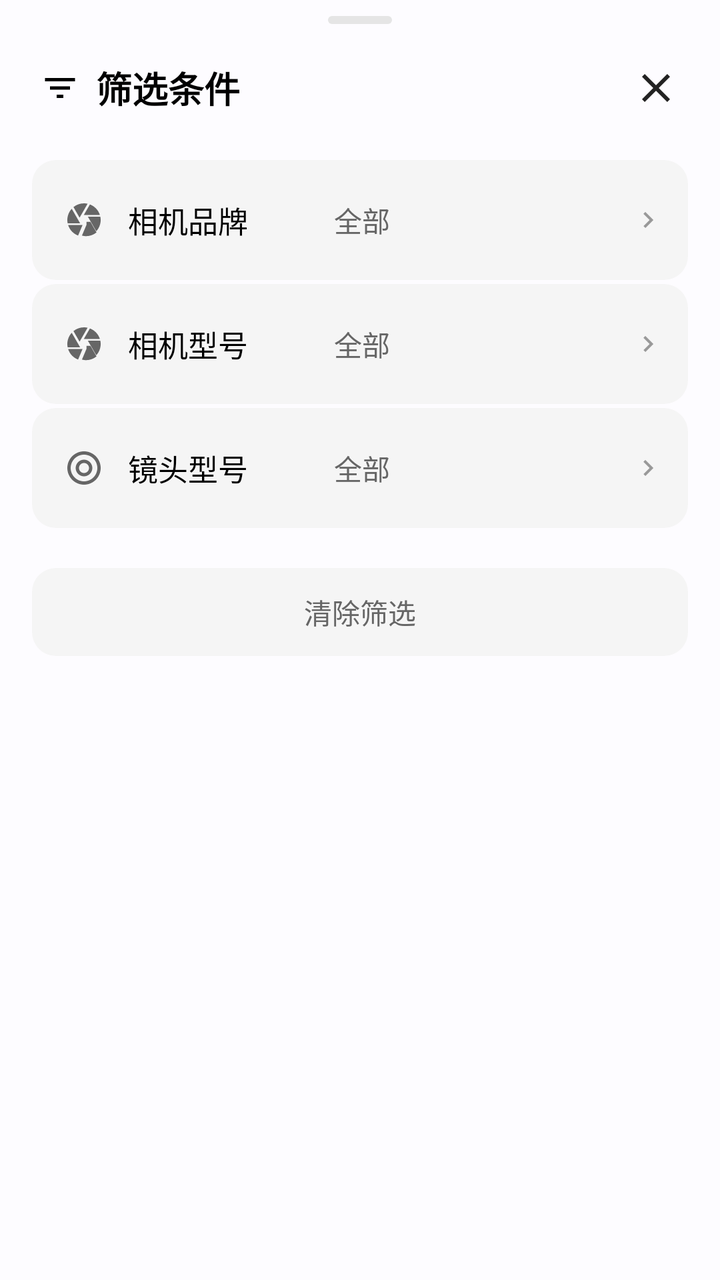
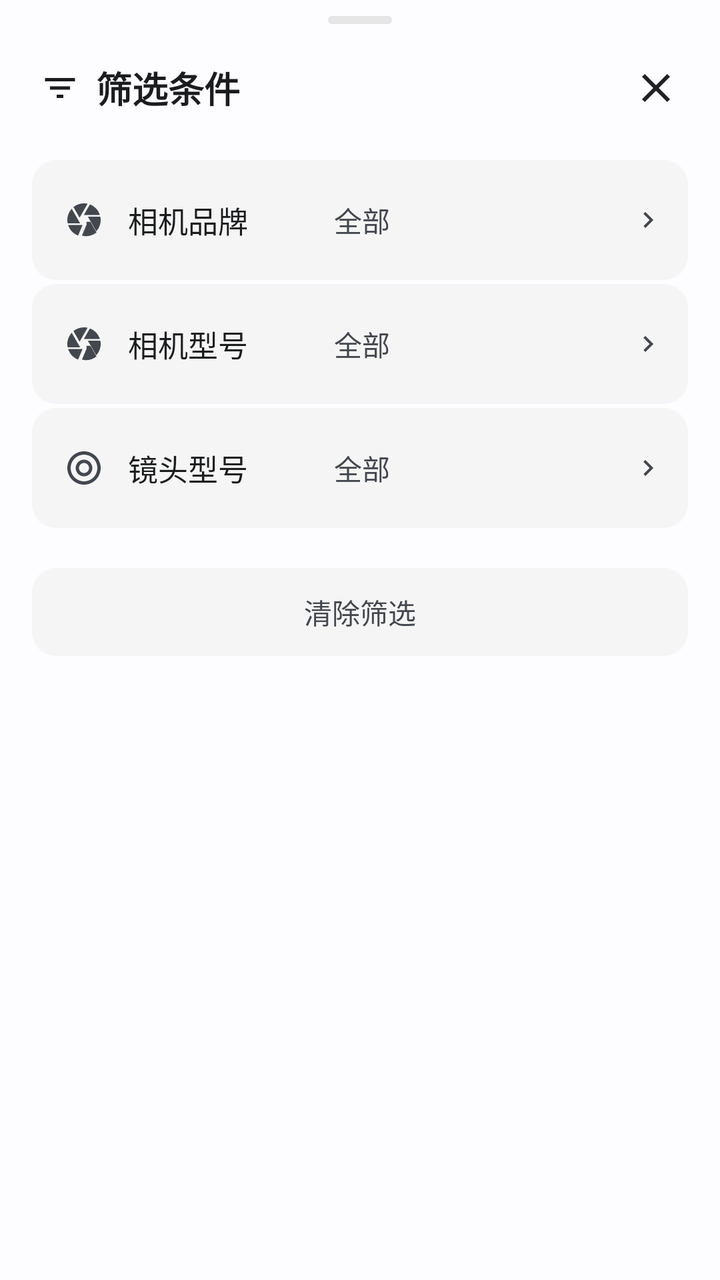

Two renders of the same Android screen: before a commit and after it. Below are the layout's source before the change and the commit's diff.
<!-- AndroidManifest.xml: application theme Theme.StarGallery -->
<!-- res/layout/layout_bottom_sheet_filter.xml -->
<?xml version="1.0" encoding="utf-8"?>
<FrameLayout xmlns:android="http://schemas.android.com/apk/res/android"
    xmlns:app="http://schemas.android.com/apk/res-auto"
    android:layout_width="match_parent"
    android:layout_height="wrap_content">

    
    <LinearLayout
        android:id="@+id/mainView"
        android:layout_width="match_parent"
        android:layout_height="wrap_content"
        android:orientation="vertical"
        android:paddingTop="8dp"
        android:paddingBottom="32dp">

        
        <View
            android:layout_width="32dp"
            android:layout_height="4dp"
            android:layout_gravity="center_horizontal"
            android:layout_marginBottom="12dp"
            android:background="@drawable/bg_drag_handle" />

        
        <LinearLayout
            android:layout_width="match_parent"
            android:layout_height="wrap_content"
            android:gravity="center_vertical"
            android:orientation="horizontal"
            android:paddingStart="20dp"
            android:paddingEnd="12dp"
            android:paddingBottom="16dp">

            <ImageView
                android:layout_width="20dp"
                android:layout_height="20dp"
                android:layout_marginEnd="8dp"
                android:src="@drawable/ic_filter"
                app:tint="@color/text_primary" />

            <TextView
                android:layout_width="0dp"
                android:layout_height="wrap_content"
                android:layout_weight="1"
                android:text="@string/filter_title"
                android:textColor="@color/text_primary"
                android:textSize="18sp"
                android:textStyle="bold" />

            <ImageButton
                android:id="@+id/btnClose"
                android:layout_width="40dp"
                android:layout_height="40dp"
                android:background="?attr/selectableItemBackgroundBorderless"
                android:contentDescription="@string/cancel"
                android:src="@drawable/ic_close" />
        </LinearLayout>

        
        <androidx.constraintlayout.widget.ConstraintLayout
            android:id="@+id/rowCameraMake"
            android:layout_width="match_parent"
            android:layout_height="60dp"
            android:layout_marginStart="16dp"
            android:layout_marginEnd="16dp"
            android:layout_marginBottom="2dp"
            android:background="@drawable/bg_filter_row"
            android:paddingStart="16dp"
            android:paddingEnd="12dp">

            <ImageView
                android:id="@+id/ivCameraMakeIcon"
                android:layout_width="20dp"
                android:layout_height="20dp"
                android:src="@drawable/ic_camera"
                app:layout_constraintBottom_toBottomOf="parent"
                app:layout_constraintStart_toStartOf="parent"
                app:layout_constraintTop_toTopOf="parent"
                app:tint="@color/text_secondary" />

            <TextView
                android:layout_width="wrap_content"
                android:layout_height="wrap_content"
                android:layout_marginStart="12dp"
                android:text="@string/filter_camera_make"
                android:textColor="@color/text_primary"
                android:textSize="15sp"
                app:layout_constraintBottom_toBottomOf="parent"
                app:layout_constraintStart_toEndOf="@+id/ivCameraMakeIcon"
                app:layout_constraintTop_toTopOf="parent" />

            <TextView
                android:id="@+id/tvCameraMakeValue"
                android:layout_width="0dp"
                android:layout_height="wrap_content"
                android:layout_marginEnd="6dp"
                android:ellipsize="end"
                android:maxLines="1"
                android:text="@string/filter_all"
                android:textColor="@color/text_secondary"
                android:textSize="14sp"
                app:layout_constraintBottom_toBottomOf="parent"
                app:layout_constraintEnd_toStartOf="@+id/ivArrowMake"
                app:layout_constraintTop_toTopOf="parent"
                app:layout_constraintHorizontal_bias="0"
                app:layout_constraintHorizontal_chainStyle="packed"
                app:layout_constraintStart_toEndOf="@+id/guidelineCenter" />

            <androidx.constraintlayout.widget.Guideline
                android:id="@+id/guidelineCenter"
                android:layout_width="wrap_content"
                android:layout_height="wrap_content"
                android:orientation="vertical"
                app:layout_constraintGuide_percent="0.45" />

            <ImageView
                android:id="@+id/ivArrowMake"
                android:layout_width="16dp"
                android:layout_height="16dp"
                android:src="@drawable/ic_arrow_right"
                app:layout_constraintBottom_toBottomOf="parent"
                app:layout_constraintEnd_toEndOf="parent"
                app:layout_constraintTop_toTopOf="parent"
                app:tint="@color/text_tertiary" />
        </androidx.constraintlayout.widget.ConstraintLayout>

        
        <androidx.constraintlayout.widget.ConstraintLayout
            android:id="@+id/rowCameraModel"
            android:layout_width="match_parent"
            android:layout_height="60dp"
            android:layout_marginStart="16dp"
            android:layout_marginEnd="16dp"
            android:layout_marginBottom="2dp"
            android:background="@drawable/bg_filter_row"
            android:paddingStart="16dp"
            android:paddingEnd="12dp">

            <ImageView
                android:id="@+id/ivCameraModelIcon"
                android:layout_width="20dp"
                android:layout_height="20dp"
                android:src="@drawable/ic_camera"
                app:layout_constraintBottom_toBottomOf="parent"
                app:layout_constraintStart_toStartOf="parent"
                app:layout_constraintTop_toTopOf="parent"
                app:tint="@color/text_secondary" />

            <TextView
                android:layout_width="wrap_content"
                android:layout_height="wrap_content"
                android:layout_marginStart="12dp"
                android:text="@string/filter_camera_model"
                android:textColor="@color/text_primary"
                android:textSize="15sp"
                app:layout_constraintBottom_toBottomOf="parent"
                app:layout_constraintStart_toEndOf="@+id/ivCameraModelIcon"
                app:layout_constraintTop_toTopOf="parent" />

            <TextView
                android:id="@+id/tvCameraModelValue"
                android:layout_width="0dp"
                android:layout_height="wrap_content"
                android:layout_marginEnd="6dp"
                android:ellipsize="end"
                android:maxLines="1"
                android:text="@string/filter_all"
                android:textColor="@color/text_secondary"
                android:textSize="14sp"
                app:layout_constraintBottom_toBottomOf="parent"
                app:layout_constraintEnd_toStartOf="@+id/ivArrowModel"
                app:layout_constraintTop_toTopOf="parent"
                app:layout_constraintStart_toEndOf="@+id/guidelineCenter2" />

            <androidx.constraintlayout.widget.Guideline
                android:id="@+id/guidelineCenter2"
                android:layout_width="wrap_content"
                android:layout_height="wrap_content"
                android:orientation="vertical"
                app:layout_constraintGuide_percent="0.45" />

            <ImageView
                android:id="@+id/ivArrowModel"
                android:layout_width="16dp"
                android:layout_height="16dp"
                android:src="@drawable/ic_arrow_right"
                app:layout_constraintBottom_toBottomOf="parent"
                app:layout_constraintEnd_toEndOf="parent"
                app:layout_constraintTop_toTopOf="parent"
                app:tint="@color/text_tertiary" />
        </androidx.constraintlayout.widget.ConstraintLayout>

        
        <androidx.constraintlayout.widget.ConstraintLayout
            android:id="@+id/rowLens"
            android:layout_width="match_parent"
            android:layout_height="60dp"
            android:layout_marginStart="16dp"
            android:layout_marginEnd="16dp"
            android:background="@drawable/bg_filter_row"
            android:paddingStart="16dp"
            android:paddingEnd="12dp">

            <ImageView
                android:id="@+id/ivLensIcon"
                android:layout_width="20dp"
                android:layout_height="20dp"
                android:src="@drawable/ic_lens"
                app:layout_constraintBottom_toBottomOf="parent"
                app:layout_constraintStart_toStartOf="parent"
                app:layout_constraintTop_toTopOf="parent"
                app:tint="@color/text_secondary" />

            <TextView
                android:layout_width="wrap_content"
                android:layout_height="wrap_content"
                android:layout_marginStart="12dp"
                android:text="@string/filter_lens"
                android:textColor="@color/text_primary"
                android:textSize="15sp"
                app:layout_constraintBottom_toBottomOf="parent"
                app:layout_constraintStart_toEndOf="@+id/ivLensIcon"
                app:layout_constraintTop_toTopOf="parent" />

            <TextView
                android:id="@+id/tvLensValue"
                android:layout_width="0dp"
                android:layout_height="wrap_content"
                android:layout_marginEnd="6dp"
                android:ellipsize="end"
                android:maxLines="1"
                android:text="@string/filter_all"
                android:textColor="@color/text_secondary"
                android:textSize="14sp"
                app:layout_constraintBottom_toBottomOf="parent"
                app:layout_constraintEnd_toStartOf="@+id/ivArrowLens"
                app:layout_constraintTop_toTopOf="parent"
                app:layout_constraintStart_toEndOf="@+id/guidelineCenter3" />

            <androidx.constraintlayout.widget.Guideline
                android:id="@+id/guidelineCenter3"
                android:layout_width="wrap_content"
                android:layout_height="wrap_content"
                android:orientation="vertical"
                app:layout_constraintGuide_percent="0.45" />

            <ImageView
                android:id="@+id/ivArrowLens"
                android:layout_width="16dp"
                android:layout_height="16dp"
                android:src="@drawable/ic_arrow_right"
                app:layout_constraintBottom_toBottomOf="parent"
                app:layout_constraintEnd_toEndOf="parent"
                app:layout_constraintTop_toTopOf="parent"
                app:tint="@color/text_tertiary" />
        </androidx.constraintlayout.widget.ConstraintLayout>

        
        <TextView
            android:id="@+id/btnClear"
            android:layout_width="match_parent"
            android:layout_height="44dp"
            android:layout_marginStart="16dp"
            android:layout_marginTop="20dp"
            android:layout_marginEnd="16dp"
            android:background="@drawable/bg_filter_clear"
            android:gravity="center"
            android:text="@string/filter_clear"
            android:textColor="@color/text_secondary"
            android:textSize="14sp" />
    </LinearLayout>

    
    <LinearLayout
        android:id="@+id/listView"
        android:layout_width="match_parent"
        android:layout_height="wrap_content"
        android:orientation="vertical"
        android:visibility="gone"
        android:paddingTop="8dp"
        android:paddingBottom="24dp">

        
        <LinearLayout
            android:layout_width="match_parent"
            android:layout_height="wrap_content"
            android:gravity="center_vertical"
            android:orientation="horizontal"
            android:paddingStart="4dp"
            android:paddingEnd="12dp"
            android:paddingBottom="12dp">

            <ImageButton
                android:id="@+id/btnBackFromList"
                android:layout_width="48dp"
                android:layout_height="48dp"
                android:background="?attr/selectableItemBackgroundBorderless"
                android:contentDescription="@string/back"
                android:src="@drawable/ic_back" />

            <TextView
                android:id="@+id/tvListTitle"
                android:layout_width="0dp"
                android:layout_height="wrap_content"
                android:layout_weight="1"
                android:textColor="@color/text_primary"
                android:textSize="18sp"
                android:textStyle="bold" />
        </LinearLayout>

        
        <ScrollView
            android:layout_width="match_parent"
            android:layout_height="wrap_content"
            android:overScrollMode="never"
            android:clipToPadding="false"
            android:paddingStart="16dp"
            android:paddingEnd="16dp">

            <com.google.android.material.chip.ChipGroup
                android:id="@+id/cgOptions"
                android:layout_width="match_parent"
                android:layout_height="wrap_content"
                app:singleSelection="true"
                app:selectionRequired="false"
                app:chipSpacingHorizontal="8dp"
                app:chipSpacingVertical="6dp" />
        </ScrollView>
    </LinearLayout>

</FrameLayout>
<!-- resources referenced by this layout -->
<resources>
  <color name="text_primary">#FF000000</color>
  <color name="text_secondary">#FF666666</color>
  <color name="text_tertiary">#FF999999</color>
  <!-- drawable bg_drag_handle (drawable) -->
  <?xml version="1.0" encoding="utf-8"?>
  <shape xmlns:android="http://schemas.android.com/apk/res/android"
      android:shape="rectangle">
      <solid android:color="@color/divider" />
      <corners android:radius="2dp" />
  </shape>
  <!-- drawable bg_filter_clear (drawable) -->
  <?xml version="1.0" encoding="utf-8"?>
  <shape xmlns:android="http://schemas.android.com/apk/res/android"
      android:shape="rectangle">
      <solid android:color="@color/background_card" />
      <corners android:radius="12dp" />
  </shape>
  <!-- drawable bg_filter_row (drawable) -->
  <?xml version="1.0" encoding="utf-8"?>
  <shape xmlns:android="http://schemas.android.com/apk/res/android"
      android:shape="rectangle">
      <solid android:color="@color/background_card" />
      <corners android:radius="12dp" />
  </shape>
  <!-- drawable ic_arrow_right (drawable) -->
  <?xml version="1.0" encoding="utf-8"?>
  <vector xmlns:android="http://schemas.android.com/apk/res/android"
      android:width="24dp"
      android:height="24dp"
      android:viewportWidth="24"
      android:viewportHeight="24">
      <path
          android:fillColor="@color/icon_normal"
          android:pathData="M10,6L8.59,7.41 13.17,12l-4.58,4.59L10,18l6,-6z"/>
  </vector>
  <!-- drawable ic_filter (drawable) -->
  <?xml version="1.0" encoding="utf-8"?>
  <vector xmlns:android="http://schemas.android.com/apk/res/android"
      android:width="24dp"
      android:height="24dp"
      android:viewportWidth="24"
      android:viewportHeight="24">
      <path
          android:fillColor="@color/icon_normal"
          android:pathData="M10,18h4v-2h-4v2zM3,6v2h18V6H3zM6,13h12v-2H6v2z"/>
  </vector>
  <string name="back">返回</string>
  <string name="cancel">取消</string>
  <string name="filter_all">全部</string>
  <string name="filter_camera_make">相机品牌</string>
  <string name="filter_camera_model">相机型号</string>
  <string name="filter_clear">清除筛选</string>
  <string name="filter_lens">镜头型号</string>
  <string name="filter_title">筛选条件</string>
  <color name="divider">#FFE5E5E5</color>
  <color name="background_card">#FFF5F5F5</color>
  <color name="icon_normal">#FF222222</color>
  <color name="md_theme_light_primary">#0061A4</color>
  <color name="md_theme_light_onPrimary">#FFFFFF</color>
  <color name="md_theme_light_primaryContainer">#CDE5FF</color>
  <color name="md_theme_light_onPrimaryContainer">#001D36</color>
  <color name="md_theme_light_secondary">#535F70</color>
  <color name="md_theme_light_onSecondary">#FFFFFF</color>
  <color name="md_theme_light_secondaryContainer">#D7E3F7</color>
  <color name="md_theme_light_onSecondaryContainer">#101C2B</color>
  <color name="md_theme_light_tertiary">#6B5778</color>
  <color name="md_theme_light_onTertiary">#FFFFFF</color>
  <color name="md_theme_light_tertiaryContainer">#F2DAFF</color>
  <color name="md_theme_light_onTertiaryContainer">#251432</color>
  <color name="md_theme_light_error">#BA1A1A</color>
  <color name="md_theme_light_onError">#FFFFFF</color>
  <color name="md_theme_light_errorContainer">#FFDAD6</color>
  <color name="md_theme_light_onErrorContainer">#410002</color>
  <color name="md_theme_light_background">#FDFCFF</color>
  <color name="md_theme_light_surface">#FDFCFF</color>
  <color name="md_theme_light_onSurface">#1A1C1E</color>
  <color name="md_theme_light_surfaceVariant">#DFE2EB</color>
  <color name="md_theme_light_onSurfaceVariant">#43474E</color>
  <color name="md_theme_light_outline">#73777F</color>
  <color name="md_theme_light_outlineVariant">#C3C6CF</color>
  <color name="md_theme_light_surfaceContainer">#F0F0F4</color>
  <color name="md_theme_light_surfaceContainerHigh">#EAEAEE</color>
  <color name="md_theme_light_surfaceContainerHighest">#E4E5E9</color>
  <!-- unchanged entries left out for length: 5 -->
</resources>

<!-- the commit's change to res/layout/layout_bottom_sheet_filter.xml (unified diff, before → after) -->
@@ -36,14 +36,14 @@
                 android:layout_height="20dp"
                 android:layout_marginEnd="8dp"
                 android:src="@drawable/ic_filter"
-                app:tint="@color/text_primary" />
+                app:tint="?attr/colorOnSurface" />
 
             <TextView
                 android:layout_width="0dp"
                 android:layout_height="wrap_content"
                 android:layout_weight="1"
                 android:text="@string/filter_title"
-                android:textColor="@color/text_primary"
+                android:textColor="?attr/colorOnSurface"
                 android:textSize="18sp"
                 android:textStyle="bold" />
 
@@ -76,14 +76,14 @@
                 app:layout_constraintBottom_toBottomOf="parent"
                 app:layout_constraintStart_toStartOf="parent"
                 app:layout_constraintTop_toTopOf="parent"
-                app:tint="@color/text_secondary" />
+                app:tint="?attr/colorOnSurfaceVariant" />
 
             <TextView
                 android:layout_width="wrap_content"
                 android:layout_height="wrap_content"
                 android:layout_marginStart="12dp"
                 android:text="@string/filter_camera_make"
-                android:textColor="@color/text_primary"
+                android:textColor="?attr/colorOnSurface"
                 android:textSize="15sp"
                 app:layout_constraintBottom_toBottomOf="parent"
                 app:layout_constraintStart_toEndOf="@+id/ivCameraMakeIcon"
@@ -97,7 +97,7 @@
                 android:ellipsize="end"
                 android:maxLines="1"
                 android:text="@string/filter_all"
-                android:textColor="@color/text_secondary"
+                android:textColor="?attr/colorOnSurfaceVariant"
                 android:textSize="14sp"
                 app:layout_constraintBottom_toBottomOf="parent"
                 app:layout_constraintEnd_toStartOf="@+id/ivArrowMake"
@@ -121,7 +121,7 @@
                 app:layout_constraintBottom_toBottomOf="parent"
                 app:layout_constraintEnd_toEndOf="parent"
                 app:layout_constraintTop_toTopOf="parent"
-                app:tint="@color/text_tertiary" />
+                app:tint="?attr/colorOnSurfaceVariant" />
         </androidx.constraintlayout.widget.ConstraintLayout>
 
         
@@ -144,14 +144,14 @@
                 app:layout_constraintBottom_toBottomOf="parent"
                 app:layout_constraintStart_toStartOf="parent"
                 app:layout_constraintTop_toTopOf="parent"
-                app:tint="@color/text_secondary" />
+                app:tint="?attr/colorOnSurfaceVariant" />
 
             <TextView
                 android:layout_width="wrap_content"
                 android:layout_height="wrap_content"
                 android:layout_marginStart="12dp"
                 android:text="@string/filter_camera_model"
-                android:textColor="@color/text_primary"
+                android:textColor="?attr/colorOnSurface"
                 android:textSize="15sp"
                 app:layout_constraintBottom_toBottomOf="parent"
                 app:layout_constraintStart_toEndOf="@+id/ivCameraModelIcon"
@@ -165,7 +165,7 @@
                 android:ellipsize="end"
                 android:maxLines="1"
                 android:text="@string/filter_all"
-                android:textColor="@color/text_secondary"
+                android:textColor="?attr/colorOnSurfaceVariant"
                 android:textSize="14sp"
                 app:layout_constraintBottom_toBottomOf="parent"
                 app:layout_constraintEnd_toStartOf="@+id/ivArrowModel"
@@ -187,7 +187,7 @@
                 app:layout_constraintBottom_toBottomOf="parent"
                 app:layout_constraintEnd_toEndOf="parent"
                 app:layout_constraintTop_toTopOf="parent"
-                app:tint="@color/text_tertiary" />
+                app:tint="?attr/colorOnSurfaceVariant" />
         </androidx.constraintlayout.widget.ConstraintLayout>
 
         
@@ -209,14 +209,14 @@
                 app:layout_constraintBottom_toBottomOf="parent"
                 app:layout_constraintStart_toStartOf="parent"
                 app:layout_constraintTop_toTopOf="parent"
-                app:tint="@color/text_secondary" />
+                app:tint="?attr/colorOnSurfaceVariant" />
 
             <TextView
                 android:layout_width="wrap_content"
                 android:layout_height="wrap_content"
                 android:layout_marginStart="12dp"
                 android:text="@string/filter_lens"
-                android:textColor="@color/text_primary"
+                android:textColor="?attr/colorOnSurface"
                 android:textSize="15sp"
                 app:layout_constraintBottom_toBottomOf="parent"
                 app:layout_constraintStart_toEndOf="@+id/ivLensIcon"
@@ -230,7 +230,7 @@
                 android:ellipsize="end"
                 android:maxLines="1"
                 android:text="@string/filter_all"
-                android:textColor="@color/text_secondary"
+                android:textColor="?attr/colorOnSurfaceVariant"
                 android:textSize="14sp"
                 app:layout_constraintBottom_toBottomOf="parent"
                 app:layout_constraintEnd_toStartOf="@+id/ivArrowLens"
@@ -252,7 +252,7 @@
                 app:layout_constraintBottom_toBottomOf="parent"
                 app:layout_constraintEnd_toEndOf="parent"
                 app:layout_constraintTop_toTopOf="parent"
-                app:tint="@color/text_tertiary" />
+                app:tint="?attr/colorOnSurfaceVariant" />
         </androidx.constraintlayout.widget.ConstraintLayout>
 
         
@@ -266,7 +266,7 @@
             android:background="@drawable/bg_filter_clear"
             android:gravity="center"
             android:text="@string/filter_clear"
-            android:textColor="@color/text_secondary"
+            android:textColor="?attr/colorOnSurfaceVariant"
             android:textSize="14sp" />
     </LinearLayout>
 
@@ -303,7 +303,7 @@
                 android:layout_width="0dp"
                 android:layout_height="wrap_content"
                 android:layout_weight="1"
-                android:textColor="@color/text_primary"
+                android:textColor="?attr/colorOnSurface"
                 android:textSize="18sp"
                 android:textStyle="bold" />
         </LinearLayout>
<!-- resource entries referenced after the edit -->
@@ -1,8 +1,5 @@
 <!-- resources referenced by this layout -->
 <resources>
-  <color name="text_primary">#FF000000</color>
-  <color name="text_secondary">#FF666666</color>
-  <color name="text_tertiary">#FF999999</color>
   <!-- drawable bg_drag_handle (drawable) -->
   <?xml version="1.0" encoding="utf-8"?>
   <shape xmlns:android="http://schemas.android.com/apk/res/android"
